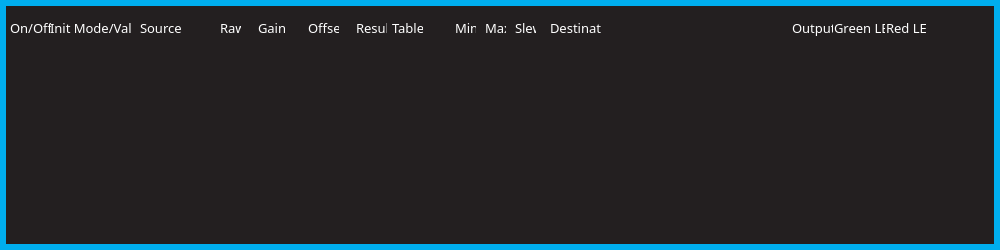
Old version of the form standalone/advanced/forms/keyWindowForm.ui in the repository Muse-Kinetics/softstep_editor.
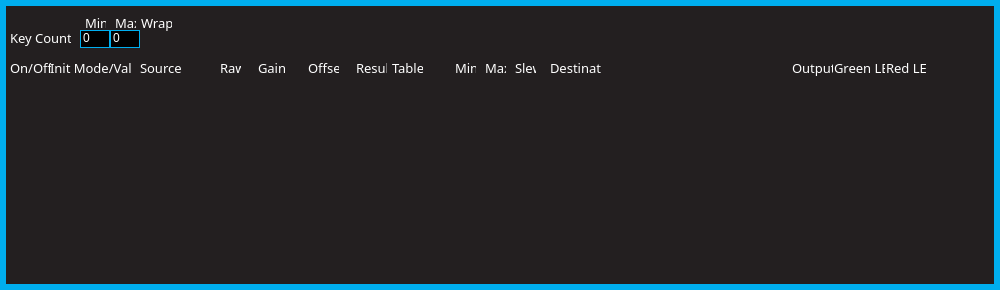
New version of the form.

Commit message: added key counters and connected to save and recall

```diff
--- a/standalone/advanced/forms/keyWindowForm.ui
+++ b/standalone/advanced/forms/keyWindowForm.ui
@@ -7,7 +7,7 @@
     <x>0</x>
     <y>0</y>
     <width>1000</width>
-    <height>250</height>
+    <height>290</height>
    </rect>
   </property>
   <property name="windowTitle">
@@ -32,13 +32,45 @@
 QLabel:hover
 {
 	border:				none;
-}</string>
+}
+
+/* ---------- QSpinBox ------------*/
+QSpinBox
+{
+	font: 10pt &quot;Futura&quot;;
+	border: 1px solid rgb(0,174,239);
+	background-color: rgba(0, 0, 0, 255);
+	color: white;
+	padding:0, 3, 0, 0;
+}
+
+QSpinBox::focus
+{
+	border: none;
+	outline: none;
+}
+
+/* ---------- QCheckBox ------------*/
+QCheckBox
+{
+	font: 10pt &quot;Futura&quot;;
+	background:rgba(0,174,239,0);
+	color: white;
+	padding:0, 3, 0, 0;
+	border: none;
+}
+
+QCheckBox:focus
+{
+	background:rgba(0,174,239,0);
+}
+</string>
   </property>
   <widget class="QLabel" name="label_4">
    <property name="geometry">
     <rect>
      <x>50</x>
-     <y>20</y>
+     <y>60</y>
      <width>81</width>
      <height>16</height>
     </rect>
@@ -57,7 +89,7 @@
    <property name="geometry">
     <rect>
      <x>10</x>
-     <y>20</y>
+     <y>60</y>
      <width>41</width>
      <height>16</height>
     </rect>
@@ -76,7 +108,7 @@
    <property name="geometry">
     <rect>
      <x>140</x>
-     <y>20</y>
+     <y>60</y>
      <width>41</width>
      <height>16</height>
     </rect>
@@ -95,7 +127,7 @@
    <property name="geometry">
     <rect>
      <x>220</x>
-     <y>20</y>
+     <y>60</y>
      <width>21</width>
      <height>16</height>
     </rect>
@@ -114,7 +146,7 @@
    <property name="geometry">
     <rect>
      <x>258</x>
-     <y>20</y>
+     <y>60</y>
      <width>31</width>
      <height>16</height>
     </rect>
@@ -133,7 +165,7 @@
    <property name="geometry">
     <rect>
      <x>308</x>
-     <y>20</y>
+     <y>60</y>
      <width>31</width>
      <height>16</height>
     </rect>
@@ -152,7 +184,7 @@
    <property name="geometry">
     <rect>
      <x>356</x>
-     <y>20</y>
+     <y>60</y>
      <width>31</width>
      <height>16</height>
     </rect>
@@ -171,7 +203,7 @@
    <property name="geometry">
     <rect>
      <x>392</x>
-     <y>20</y>
+     <y>60</y>
      <width>31</width>
      <height>16</height>
     </rect>
@@ -190,7 +222,7 @@
    <property name="geometry">
     <rect>
      <x>455</x>
-     <y>20</y>
+     <y>60</y>
      <width>21</width>
      <height>16</height>
     </rect>
@@ -209,7 +241,7 @@
    <property name="geometry">
     <rect>
      <x>485</x>
-     <y>20</y>
+     <y>60</y>
      <width>21</width>
      <height>16</height>
     </rect>
@@ -228,7 +260,7 @@
    <property name="geometry">
     <rect>
      <x>515</x>
-     <y>20</y>
+     <y>60</y>
      <width>21</width>
      <height>16</height>
     </rect>
@@ -247,7 +279,7 @@
    <property name="geometry">
     <rect>
      <x>550</x>
-     <y>20</y>
+     <y>60</y>
      <width>51</width>
      <height>16</height>
     </rect>
@@ -266,7 +298,7 @@
    <property name="geometry">
     <rect>
      <x>834</x>
-     <y>20</y>
+     <y>60</y>
      <width>51</width>
      <height>16</height>
     </rect>
@@ -285,7 +317,7 @@
    <property name="geometry">
     <rect>
      <x>886</x>
-     <y>20</y>
+     <y>60</y>
      <width>41</width>
      <height>16</height>
     </rect>
@@ -304,7 +336,7 @@
    <property name="geometry">
     <rect>
      <x>792</x>
-     <y>20</y>
+     <y>60</y>
      <width>41</width>
      <height>16</height>
     </rect>
@@ -319,6 +351,127 @@
     <string>Output</string>
    </property>
   </widget>
+  <widget class="QSpinBox" name="counterMin">
+   <property name="geometry">
+    <rect>
+     <x>80</x>
+     <y>30</y>
+     <width>30</width>
+     <height>18</height>
+    </rect>
+   </property>
+   <property name="buttonSymbols">
+    <enum>QAbstractSpinBox::NoButtons</enum>
+   </property>
+   <property name="maximum">
+    <number>127</number>
+   </property>
+  </widget>
+  <widget class="QLabel" name="label_19">
+   <property name="geometry">
+    <rect>
+     <x>10</x>
+     <y>30</y>
+     <width>61</width>
+     <height>16</height>
+    </rect>
+   </property>
+   <property name="font">
+    <font>
+     <family>Futura</family>
+     <pointsize>10</pointsize>
+    </font>
+   </property>
+   <property name="text">
+    <string>Key Counter</string>
+   </property>
+  </widget>
+  <widget class="QLabel" name="label_20">
+   <property name="geometry">
+    <rect>
+     <x>85</x>
+     <y>15</y>
+     <width>21</width>
+     <height>16</height>
+    </rect>
+   </property>
+   <property name="font">
+    <font>
+     <family>Futura</family>
+     <pointsize>10</pointsize>
+    </font>
+   </property>
+   <property name="text">
+    <string>Min</string>
+   </property>
+  </widget>
+  <widget class="QLabel" name="label_21">
+   <property name="geometry">
+    <rect>
+     <x>115</x>
+     <y>15</y>
+     <width>21</width>
+     <height>16</height>
+    </rect>
+   </property>
+   <property name="font">
+    <font>
+     <family>Futura</family>
+     <pointsize>10</pointsize>
+    </font>
+   </property>
+   <property name="text">
+    <string>Max</string>
+   </property>
+  </widget>
+  <widget class="QSpinBox" name="counterMax">
+   <property name="geometry">
+    <rect>
+     <x>110</x>
+     <y>30</y>
+     <width>30</width>
+     <height>18</height>
+    </rect>
+   </property>
+   <property name="buttonSymbols">
+    <enum>QAbstractSpinBox::NoButtons</enum>
+   </property>
+   <property name="maximum">
+    <number>127</number>
+   </property>
+  </widget>
+  <widget class="QLabel" name="label_22">
+   <property name="geometry">
+    <rect>
+     <x>141</x>
+     <y>15</y>
+     <width>31</width>
+     <height>16</height>
+    </rect>
+   </property>
+   <property name="font">
+    <font>
+     <family>Futura</family>
+     <pointsize>10</pointsize>
+    </font>
+   </property>
+   <property name="text">
+    <string>Wrap</string>
+   </property>
+  </widget>
+  <widget class="QCheckBox" name="counterWrap">
+   <property name="geometry">
+    <rect>
+     <x>145</x>
+     <y>31</y>
+     <width>21</width>
+     <height>20</height>
+    </rect>
+   </property>
+   <property name="text">
+    <string/>
+   </property>
+  </widget>
   <zorder>label_9</zorder>
   <zorder>label_16</zorder>
   <zorder>label_18</zorder>
```
Left out of the diff: 7 changed lines with no effect on the pictures. The commit also changes 4 other files.
